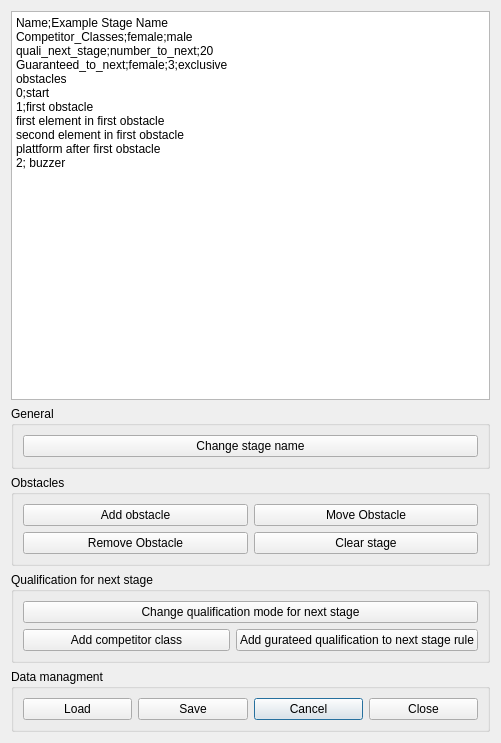
Above: code/ncm_stage.ui from DavidEilenstein/Ninja_Competition_Manager before the change. Below: the same form after it.
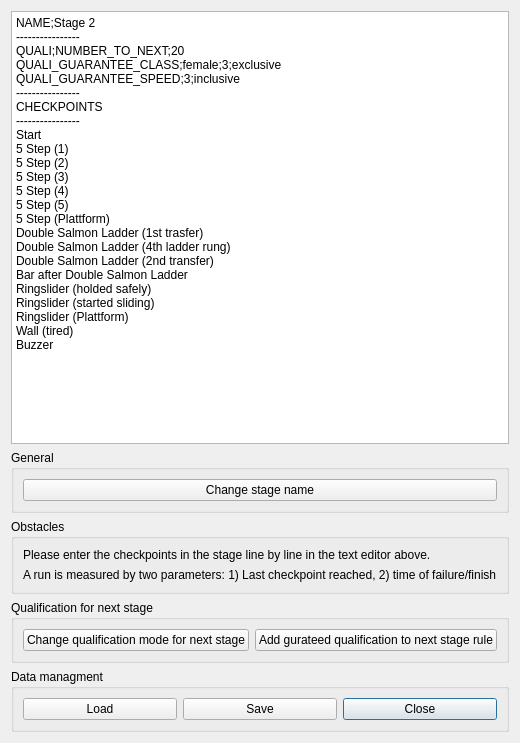
That is the form after the change.

Commit message: stage editing finished

Diff of the .ui file:
```diff
--- a/code/ncm_stage.ui
+++ b/code/ncm_stage.ui
@@ -21,9 +21,9 @@
      </property>
      <layout class="QGridLayout" name="gridLayout_3">
       <item row="0" column="2">
-       <widget class="QPushButton" name="pushButton_Cancel">
+       <widget class="QPushButton" name="pushButton_Close">
         <property name="text">
-         <string>Cancel</string>
+         <string>Close</string>
         </property>
        </widget>
       </item>
@@ -41,13 +41,6 @@
         </property>
        </widget>
       </item>
-      <item row="0" column="3">
-       <widget class="QPushButton" name="pushButton_Close">
-        <property name="text">
-         <string>Close</string>
-        </property>
-       </widget>
-      </item>
      </layout>
     </widget>
    </item>
@@ -58,30 +51,16 @@
      </property>
      <layout class="QGridLayout" name="gridLayout_4">
       <item row="0" column="0">
-       <widget class="QPushButton" name="pushButton_AddObstacle">
+       <widget class="QLabel" name="label">
         <property name="text">
-         <string>Add obstacle</string>
-        </property>
-       </widget>
-      </item>
-      <item row="0" column="1">
-       <widget class="QPushButton" name="pushButton_MoveObstacle">
-        <property name="text">
-         <string>Move Obstacle</string>
-        </property>
-       </widget>
-      </item>
-      <item row="1" column="1">
-       <widget class="QPushButton" name="pushButton_ClearStage">
-        <property name="text">
-         <string>Clear stage</string>
+         <string>Please enter the checkpoints in the stage line by line in the text editor above.</string>
         </property>
        </widget>
       </item>
       <item row="1" column="0">
-       <widget class="QPushButton" name="pushButton_RemoveObstacle">
+       <widget class="QLabel" name="label_2">
         <property name="text">
-         <string>Remove Obstacle</string>
+         <string>A run is measured by two parameters: 1) Last checkpoint reached, 2) time of failure/finish</string>
         </property>
        </widget>
       </item>
@@ -91,17 +70,30 @@
    <item row="0" column="0">
     <widget class="QPlainTextEdit" name="plainTextEdit_StageCode">
      <property name="plainText">
-      <string>Name;Example Stage Name
-Competitor_Classes;female;male
-quali_next_stage;number_to_next;20
-Guaranteed_to_next;female;3;exclusive
-obstacles
-0;start
-1;first obstacle
-first element in first obstacle
-second element in first obstacle
-plattform after first obstacle
-2; buzzer</string>
+      <string>NAME;Stage 2
+----------------
+QUALI;NUMBER_TO_NEXT;20
+QUALI_GUARANTEE_CLASS;female;3;exclusive
+QUALI_GUARANTEE_SPEED;3;inclusive
+----------------
+CHECKPOINTS
+----------------
+Start
+5 Step (1)
+5 Step (2)
+5 Step (3)
+5 Step (4)
+5 Step (5)
+5 Step (Plattform)
+Double Salmon Ladder (1st trasfer)
+Double Salmon Ladder (4th ladder rung)
+Double Salmon Ladder (2nd transfer)
+Bar after Double Salmon Ladder
+Ringslider (holded safely)
+Ringslider (started sliding)
+Ringslider (Plattform)
+Wall (tired)
+Buzzer</string>
      </property>
     </widget>
    </item>
@@ -111,27 +103,20 @@
       <string>Qualification for next stage</string>
      </property>
      <layout class="QGridLayout" name="gridLayout">
-      <item row="1" column="0">
-       <widget class="QPushButton" name="pushButton_EditCompetitorClasses">
-        <property name="text">
-         <string>Add competitor class</string>
-        </property>
-       </widget>
-      </item>
-      <item row="1" column="1">
-       <widget class="QPushButton" name="pushButton_AddGuaranteeRule">
-        <property name="text">
-         <string>Add gurateed qualification to next stage rule</string>
-        </property>
-       </widget>
-      </item>
-      <item row="0" column="0" colspan="2">
+      <item row="0" column="0">
        <widget class="QPushButton" name="pushButton_ChangeQualiMode">
         <property name="text">
          <string>Change qualification mode for next stage</string>
         </property>
        </widget>
       </item>
+      <item row="0" column="1">
+       <widget class="QPushButton" name="pushButton_AddGuaranteeRule">
+        <property name="text">
+         <string>Add gurateed qualification to next stage rule</string>
+        </property>
+       </widget>
+      </item>
      </layout>
     </widget>
    </item>
```
The commit also changes 4 other files.
